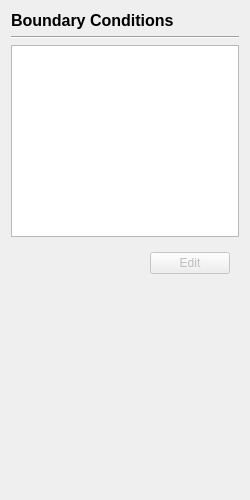
This is view/setup/boundary_conditions/boundary_conditions_page.ui in nextfoam/baram as Qt 5 draws it before an edit. The edited form follows.
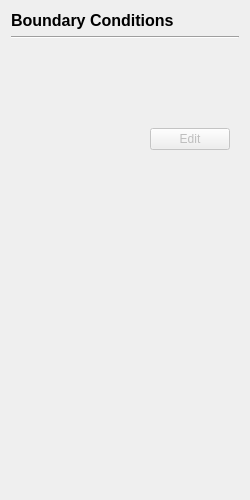
This is the edited form.

Commit message: Link Operating Conditions dialog to CoreDB issue 12: Add Inviscid Model Apply regions to Boundary Conditions Page Link Boundary Conditions menu to CoreDB

```diff
--- a/view/setup/boundary_conditions/boundary_conditions_page.ui
+++ b/view/setup/boundary_conditions/boundary_conditions_page.ui
@@ -35,33 +35,52 @@
     </widget>
    </item>
    <item>
-    <widget class="QTableWidget" name="list">
+    <widget class="QScrollArea" name="scrollArea">
      <property name="sizePolicy">
       <sizepolicy hsizetype="Expanding" vsizetype="Preferred">
        <horstretch>0</horstretch>
        <verstretch>0</verstretch>
       </sizepolicy>
      </property>
-     <property name="editTriggers">
-      <set>QAbstractItemView::NoEditTriggers</set>
+     <property name="frameShape">
+      <enum>QFrame::NoFrame</enum>
      </property>
-     <property name="selectionMode">
-      <enum>QAbstractItemView::SingleSelection</enum>
+     <property name="horizontalScrollBarPolicy">
+      <enum>Qt::ScrollBarAlwaysOff</enum>
      </property>
-     <property name="showGrid">
-      <bool>false</bool>
+     <property name="sizeAdjustPolicy">
+      <enum>QAbstractScrollArea::AdjustToContents</enum>
      </property>
-     <property name="columnCount">
-      <number>2</number>
+     <property name="widgetResizable">
+      <bool>true</bool>
      </property>
-     <attribute name="horizontalHeaderVisible">
-      <bool>false</bool>
-     </attribute>
-     <attribute name="verticalHeaderVisible">
-      <bool>false</bool>
-     </attribute>
-     <column/>
-     <column/>
+     <property name="alignment">
+      <set>Qt::AlignLeading|Qt::AlignLeft|Qt::AlignVCenter</set>
+     </property>
+     <widget class="QWidget" name="regions">
+      <property name="geometry">
+       <rect>
+        <x>0</x>
+        <y>0</y>
+        <width>232</width>
+        <height>69</height>
+       </rect>
+      </property>
+      <layout class="QVBoxLayout" name="verticalLayout_3">
+       <property name="leftMargin">
+        <number>0</number>
+       </property>
+       <property name="topMargin">
+        <number>0</number>
+       </property>
+       <property name="rightMargin">
+        <number>0</number>
+       </property>
+       <property name="bottomMargin">
+        <number>0</number>
+       </property>
+      </layout>
+     </widget>
     </widget>
    </item>
    <item>
```
The commit also changes 63 other files.
